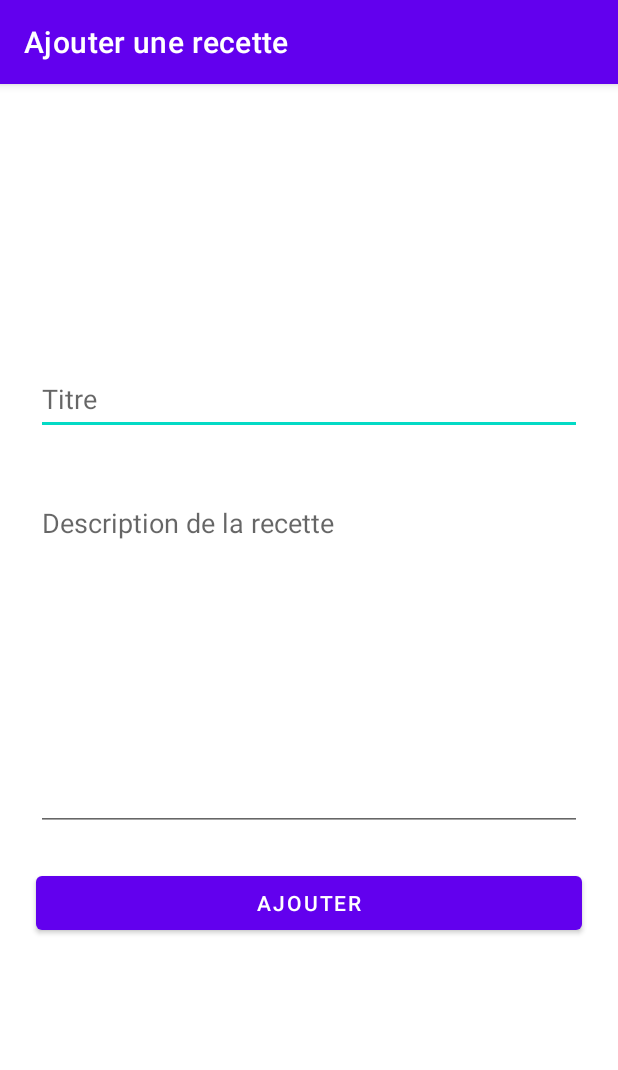
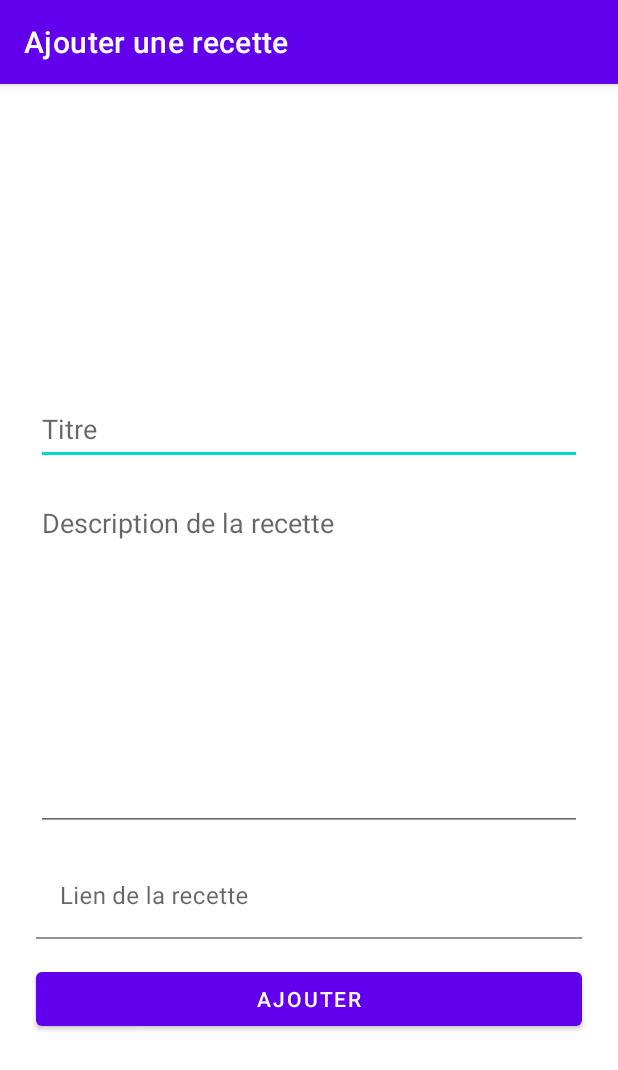
Before and after one commit to OdArthur/LesRecettesDuPetitEtudiant, an Android app: the AddRecipe screen opened directly, with no data from a screen before it, on a phone screen of 412 x 824 dp. Shown: the top 1070 px of the screen. Run offline under Robolectric (Android 15) with nearby library versions, the phone set to English and light mode, and no system bars.

Commit message:
Feat : Link to url page for recipe

```diff
--- a/app/src/main/java/com/example/lesrecettesdupetitetudiant/AddIngredientToRecipe.kt
+++ b/app/src/main/java/com/example/lesrecettesdupetitetudiant/AddIngredientToRecipe.kt
@@ -19,6 +19,7 @@ class AddIngredientToRecipe : AppCompatActivity() {
 
         val RecipeTitle = intent.getStringExtra("RecipeTitle")!!
         val RecipeDescription = intent.getStringExtra("RecipeDescription")!!
+        val RecipeLink = intent.getStringExtra("RecipeLink")!!
 
         binding = ActivityAddIngredientToRecipeBinding.inflate(layoutInflater)
         setContentView(binding.root)
@@ -48,6 +49,7 @@ class AddIngredientToRecipe : AppCompatActivity() {
             intent = Intent(this, ListRecipeIngredientQuantity::class.java)
             intent.putExtra("RecipeTitle", RecipeTitle)
             intent.putExtra("RecipeDescription", RecipeDescription)
+            intent.putExtra("RecipeLink", RecipeLink)
             intent.putExtra("Ingredients", selectedIngredients)
             startActivity(intent)
         }
--- a/app/src/main/java/com/example/lesrecettesdupetitetudiant/ListRecipeIngredientQuantity.kt
+++ b/app/src/main/java/com/example/lesrecettesdupetitetudiant/ListRecipeIngredientQuantity.kt
@@ -18,6 +18,7 @@ class ListRecipeIngredientQuantity : AppCompatActivity() {
         var RecipeTitle = intent.getStringExtra("RecipeTitle")
         var RecipeDescription = intent.getStringExtra("RecipeDescription")
         val Ingredients = intent.getStringArrayExtra("Ingredients")
+        val RecipeLink = intent.getStringExtra("RecipeLink")!!
 
         if(RecipeTitle == null)
         {
@@ -64,7 +65,7 @@ class ListRecipeIngredientQuantity : AppCompatActivity() {
             view->
             val IngredientQuant = adapter.GetQuant()
             Log.d("test DEBUG ", IngredientQuant.toString())
-            db.addRecipe(RecipeTitle, RecipeDescription, IngredientQuant)
+            db.addRecipe(RecipeTitle, RecipeDescription, IngredientQuant, RecipeLink)
             intent = Intent(this, MainActivity::class.java)
             startActivity(intent)
         }
--- a/app/src/main/res/layout/activity_add_recipe.xml
+++ b/app/src/main/res/layout/activity_add_recipe.xml
@@ -13,16 +13,14 @@
         android:layout_height="wrap_content"
         android:layout_marginStart="24dp"
         android:layout_marginEnd="24dp"
-        android:layout_marginBottom="8dp"
+        android:layout_marginBottom="16dp"
         android:ems="10"
         android:hint="Titre"
         android:inputType="textPersonName"
         android:minHeight="48dp"
         app:layout_constraintBottom_toTopOf="@+id/RecipeDescription"
         app:layout_constraintEnd_toEndOf="parent"
-        app:layout_constraintStart_toStartOf="parent"
-        app:layout_constraintTop_toTopOf="parent"
-        app:layout_constraintVertical_bias="0.87" />
+        app:layout_constraintStart_toStartOf="parent" />
 
     <EditText
         android:id="@+id/RecipeDescription"
@@ -39,17 +37,41 @@
         app:layout_constraintStart_toStartOf="parent"
         app:layout_constraintTop_toTopOf="parent" />
 
+
+    <com.google.android.material.textfield.TextInputLayout
+        android:id="@+id/recipeLink_layout"
+        android:layout_width="0dp"
+        android:layout_height="wrap_content"
+        android:layout_marginStart="24dp"
+        android:layout_marginTop="16dp"
+        android:layout_marginEnd="24dp"
+        app:boxBackgroundColor="#00FFFFFF"
+        app:layout_constraintEnd_toEndOf="parent"
+        app:layout_constraintStart_toStartOf="parent"
+        app:layout_constraintTop_toBottomOf="@+id/RecipeDescription">
+
+        <EditText
+            android:id="@+id/recipeLink"
+            android:layout_width="match_parent"
+            android:layout_height="match_parent"
+            android:ems="10"
+            android:hint="Lien de la recette"
+            android:inputType="textWebEmailAddress"
+            android:minHeight="48dp" />
+    </com.google.android.material.textfield.TextInputLayout>
+
     <Button
         android:id="@+id/BTNAdd"
         android:layout_width="0dp"
         android:layout_height="wrap_content"
         android:layout_marginStart="24dp"
-        android:layout_marginTop="24dp"
+        android:layout_marginTop="16dp"
         android:layout_marginEnd="24dp"
+
         android:text="Ajouter"
-
         app:layout_constraintEnd_toEndOf="parent"
+        app:layout_constraintHorizontal_bias="1.0"
         app:layout_constraintStart_toStartOf="parent"
-        app:layout_constraintTop_toBottomOf="@+id/RecipeDescription" />
+        app:layout_constraintTop_toBottomOf="@+id/recipeLink_layout" />
 
 </androidx.constraintlayout.widget.ConstraintLayout>
```
Also changed, not shown: app/src/main/java/com/example/lesrecettesdupetitetudiant/AddRecipe.kt (+49 -8 lines), app/src/main/java/com/example/lesrecettesdupetitetudiant/EditRecipe.kt (+40 -2 lines), app/src/main/java/com/example/lesrecettesdupetitetudiant/MaBDHelper.kt (+6 -3 lines), app/src/main/java/com/example/lesrecettesdupetitetudiant/ShowRecipe.kt (+25 -0 lines), app/src/main/res/layout/activity_edit_recipe.xml (+35 -13 lines).
